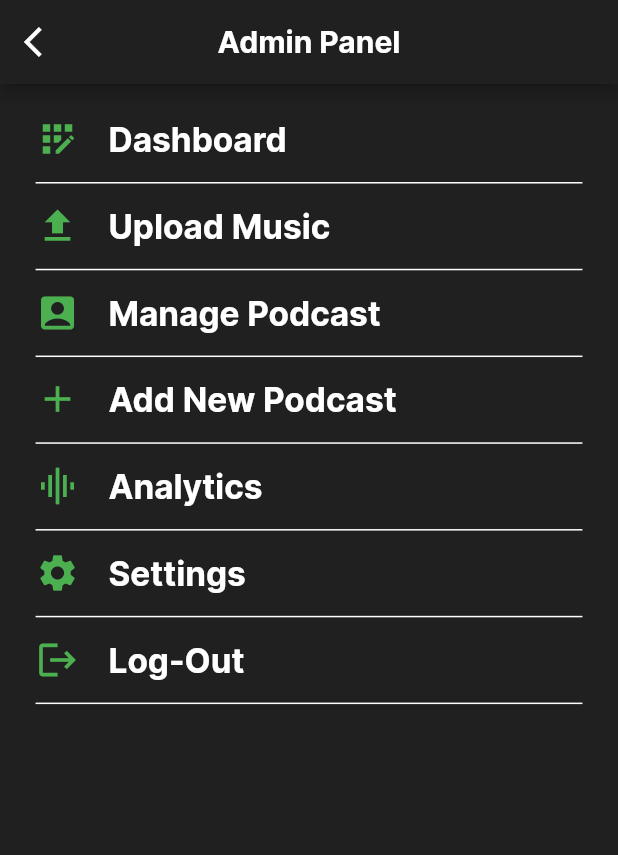
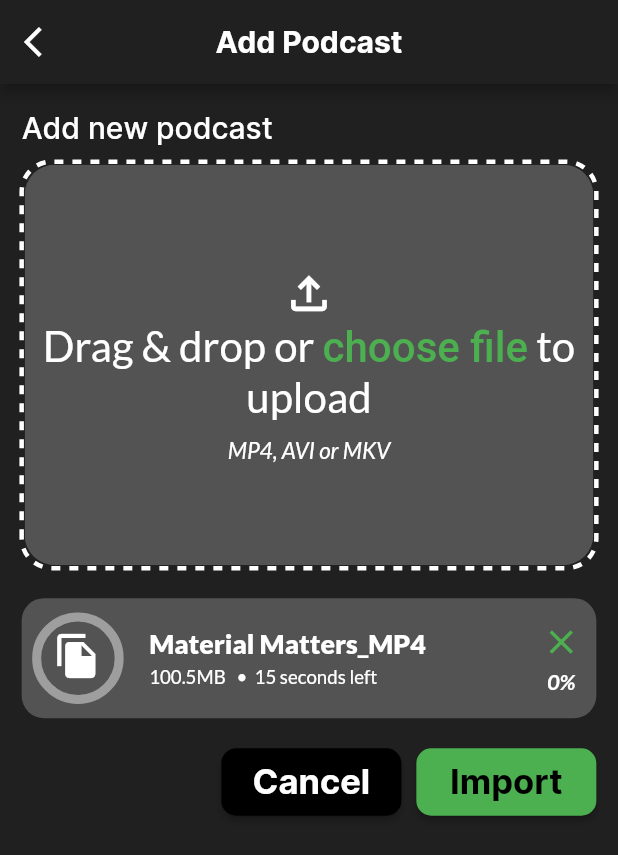
Before and after one commit to Kazman2222/music_playlist, a Flutter app: the adminPanel screen opened directly, after a tap on "Add New Podcast", on a phone screen of 412 x 824 dp. Shown: the top 855 px of the screen. Run offline on Flutter 3.47's test engine with Material 2 defaults, Android fonts, the phone set to English and light mode, and no system bars; drawn by our look-alikes of dotted_border; our stand-ins replace animated_text_kit, audioplayers, firebase_auth, firebase_core, flutter_screenutil, flutter_svg and 5 more; missing offline and left inert: audioplayers_web, biometric_fingerprint, cloud_firestore_web, firebase_auth_web, firebase_core_web, shared_preferences_web and 1 more; accounts and stored records are empty.

Commit message:
Created music page.....

```diff
--- /dev/null
+++ b/lib/adminPanel/add_podcast.dart
@@ -0,0 +1,354 @@
+import 'package:audio_playlist/constants.dart';
+import 'package:dotted_border/dotted_border.dart';
+import 'package:flutter/material.dart';
+import 'package:flutter_screenutil/flutter_screenutil.dart';
+import 'package:google_fonts/google_fonts.dart';
+
+import '../components/buttons.dart';
+
+class AddPodcast extends StatefulWidget {
+  const AddPodcast({Key? key}) : super(key: key);
+
+  @override
+  State<AddPodcast> createState() => _AddPodcastState();
+}
+
+class _AddPodcastState extends State<AddPodcast> with TickerProviderStateMixin {
+  double size = 100.5;
+  int time = 15;
+  String timing = 'seconds';
+  int percent = 0;
+  bool tap = false;
+
+  late AnimationController controls;
+
+  void hitInstance() {
+    // late AnimationController controls;
+    // TODO: implement initState
+    // super.initState();
+    setState(() {
+      tap = true;
+    });
+
+    controls = AnimationController(
+      vsync: this,
+      duration: const Duration(seconds: 20),
+      upperBound: 1,
+      // animation doesn't need a Bound!
+    );
+
+    controls.forward();
+
+    controls.addListener(() {
+      setState(() {});
+      print(controls.value);
+    });
+  }
+
+  void cancelInstance() {
+    // late AnimationController controls;
+    // TODO: implement initState
+    // super.initState();
+    setState(() {
+      tap = false;
+    });
+    print('I WAS PRESSED');
+
+    // void dispose() {
+    //   controls.dispose();
+    //   super.dispose();
+    // }
+    //
+    // dispose();
+  }
+
+  @override
+  void dispose() {
+    controls.dispose();
+    super.dispose();
+  }
+
+  @override
+  Widget build(BuildContext context) {
+    double value = tap ? controls.value : 0.0;
+    double per = value * 100;
+    int percentage = per.toInt();
+    return Scaffold(
+      backgroundColor: kBackGroundColour,
+      appBar: buildAppBars(
+        text: 'Add Podcast',
+        onTap: () => Navigator.pop(context),
+      ),
+      body: SingleChildScrollView(
+        child: Padding(
+          padding: EdgeInsets.symmetric(vertical: 20.h, horizontal: 15.w),
+          child: Column(
+            // mainAxisAlignment: MainAxisAlignment.start,
+            crossAxisAlignment: CrossAxisAlignment.start,
+            children: [
+              const Text(
+                'Add new podcast',
+                // textAlign: TextAlign.start,
+                style: TextStyle(
+                  fontWeight: FontWeight.w500,
+                  fontSize: 20,
+                  color: Colors.white,
+                ),
+              ),
+              const SizedBox(
+                height: 10,
+              ),
+              // CircularProgressIndicator(
+              //   value: 0.3,
+              //   color: Colors.greenAccent, //<-- SEE HERE
+              //   backgroundColor: Colors.grey, //<-- SEE HERE
+              // ),
+              Center(
+                child: DottedBorder(
+                  // Color color = Colors.black,
+                  // double strokeWidth = 1,
+                  // BorderType borderType = BorderType.Rect,
+                  // List  dashPattern = const  [3, 1],
+                  // EdgeInsets padding = const EdgeInsets.all(2),
+                  // EdgeInsets borderPadding = EdgeInsets.zero,
+                  // Radius radius = const Radius.circular(0),
+                  // StrokeCap strokeCap = StrokeCap.butt,
+                  borderType: BorderType.RRect,
+                  radius: const Radius.circular(20),
+                  strokeWidth: 3,
+                  color: Colors.white,
+                  strokeCap: StrokeCap.butt,
+                  dashPattern: const [6, 6],
+                  child: ClipRRect(
+                    borderRadius: BorderRadius.circular(20),
+                    child: Container(
+                      width: double.infinity,
+                      height: 300.h,
+                      color: const Color(0xff535353),
+                      padding: const EdgeInsets.symmetric(horizontal: 10.0),
+                      // decoration: BoxDecoration(
+                      //   color: const Color(0xff535353),
+                      //   borderRadius: BorderRadius.circular(20),
+                      //   border: Border.all(
+                      //     width: 3.0,
+                      //     style: BorderStyle.solid,
+                      //     color: Colors.white,
+                      //   ),
+                      // ),
+                      child: Center(
+                        child: SizedBox(
+                          child: Column(
+                            mainAxisAlignment: MainAxisAlignment.center,
+                            children: [
+                              Icon(
+                                Icons.file_upload_outlined,
+                                color: Colors.white,
+                                size: 40.sp,
+                              ),
+                              RichText(
+                                textAlign: TextAlign.center,
+                                text: TextSpan(
+                                  text: 'Drag & drop or ',
+                                  style: GoogleFonts.lato(
+                                      fontSize: 28,
+                                      fontWeight: FontWeight.w500,
+                                      fontStyle: FontStyle.normal,
+                                      color: Colors.white),
+                                  children: const <TextSpan>[
+                                    TextSpan(
+                                      text: 'choose file',
+                                      style: TextStyle(color: Colors.green),
+                                    ),
+                                    TextSpan(text: ' to upload'),
+                                  ],
+                                ),
+                              ),
+                              const SizedBox(
+                                height: 10,
+                              ),
+                              Text(
+                                'MP4, AVI or MKV',
+                                textAlign: TextAlign.center,
+                                style: GoogleFonts.lato(
+                                    fontSize: 15,
+                                    fontWeight: FontWeight.w500,
+                                    fontStyle: FontStyle.italic,
+                                    color: Colors.white),
+                              ),
+                            ],
+                          ),
+                        ),
+                      ),
+                    ),
+                  ),
+                ),
+              ),
+              const SizedBox(
+                height: 20,
+              ),
+              Container(
+                decoration: const BoxDecoration(
+                  color: Color(0xff535353),
+                  borderRadius: BorderRadius.all(
+                    Radius.circular(15),
+                  ),
+                ),
+                width: double.infinity,
+                height: 90.h,
+                child: Padding(
+                  padding: const EdgeInsets.all(10.0),
+                  child: Row(
+                      mainAxisAlignment: MainAxisAlignment.spaceBetween,
+                      crossAxisAlignment: CrossAxisAlignment.center,
+                      children: [
+                        SizedBox(
+                          child: Row(
+                            // mainAxisAlignment: MainAxisAlignment.spaceBetween,
+                            crossAxisAlignment: CrossAxisAlignment.center,
+                            children: [
+                              percentage == 100
+                                  ? SizedBox(
+                                      height: 55,
+                                      width: 55,
+                                      child: Image.asset(
+                                        'assets/pics/check.png',
+                                      ),
+                                    )
+                                  : Stack(
+                                      children: [
+                                        SizedBox(
+                                          height: 55,
+                                          width: 55,
+                                          child: CircularProgressIndicator(
+                                            value: value,
+                                            strokeWidth: 6.0,
+                                            color: Colors
+                                                .greenAccent, //<-- SEE HERE
+                                            backgroundColor:
+                                                Colors.grey, //<-- SEE HERE
+                                          ),
+                                        ),
+                                        const Positioned(
+                                          top: 10,
+                                          left: 11,
+                                          child: Icon(
+                                            Icons.file_copy,
+                                            color: Colors.white,
+                                            size: 32,
+                                          ),
+                                        ),
+                                      ],
+                                    ),
+                              const SizedBox(
+                                width: 20,
+                              ),
+                              Column(
+                                mainAxisAlignment: MainAxisAlignment.center,
+                                crossAxisAlignment: CrossAxisAlignment.start,
+                                children: [
+                                  Text(
+                                    'Material Matters_MP4',
+                                    style: GoogleFonts.lato(
+                                        fontSize: 20.sp,
+                                        fontWeight: FontWeight.w800,
+                                        fontStyle: FontStyle.normal,
+                                        color: Colors.white),
+                                  ),
+                                  const SizedBox(
+                                    height: 5,
+                                  ),
+                                  Text(
+                                    '${size}MB   •  $time $timing left',
+                                    style: GoogleFonts.lato(
+                                        fontSize: 14.sp,
+                                        fontWeight: FontWeight.w500,
+                                        fontStyle: FontStyle.normal,
+                                        color: Colors.white),
+                                  ),
+                                ],
+                              ),
+                            ],
+                          ),
+                        ),
+                        Column(
+                          mainAxisAlignment: MainAxisAlignment.center,
+                          children: [
+                            percentage == 100
+                                ? const SizedBox()
+                                : Icon(
+                                    Icons.close,
+                                    size: 30.sp,
+                                    color: Colors.green,
+                                  ),
+                            const SizedBox(
+                              height: 5,
+                            ),
+                            Text(
+                              '$percentage%',
+                              style: GoogleFonts.lato(
+                                  fontSize: percentage == 100 ? 20.sp : 16.sp,
+                                  fontWeight: percentage == 100
+                                      ? FontWeight.w900
+                                      : FontWeight.w700,
+                                  fontStyle: FontStyle.italic,
+                                  color: Colors.white),
+                            ),
+                          ],
+                        )
+                      ]),
+                ),
+              ),
+              const SizedBox(
+                height: 20,
+              ),
+              Row(
+                mainAxisAlignment: MainAxisAlignment.end,
+                children: [
+                  SizedBox(
+                    width: 120,
+                    height: 45,
+                    child: ElevatedButton(
+                      style: ElevatedButton.styleFrom(
+                          shape: RoundedRectangleBorder(
+                              borderRadius: BorderRadius.circular(10)),
+                          primary: Colors.black),
+                      onPressed: (() => cancelInstance()),
+                      child: const Text(
+                        'Cancel',
+                        style: TextStyle(
+                            color: Colors.white,
+                            fontSize: 23,
+                            fontWeight: FontWeight.bold),
+                      ),
+                    ),
+                  ),
+                  const SizedBox(
+                    width: 10,
+                  ),
+                  SizedBox(
+                    width: 120,
+                    height: 45,
+                    child: ElevatedButton(
+                      style: ElevatedButton.styleFrom(
+                          shape: RoundedRectangleBorder(
+                              borderRadius: BorderRadius.circular(10)),
+                          primary: Colors.green),
+                      onPressed: (() => hitInstance()),
+                      child: const Text(
+                        'Import',
+                        style: TextStyle(
+                            color: Colors.black,
+                            fontSize: 23,
+                            fontWeight: FontWeight.bold),
+                      ),
+                    ),
+                  ),
+                ],
+              )
+            ],
+          ),
+        ),
+      ),
+    );
+  }
+}
--- a/lib/adminPanel/admin_panel.dart
+++ b/lib/adminPanel/admin_panel.dart
@@ -61,7 +61,7 @@ class _MyWidgetState extends State<adminPanel> {
                       icon1: Icons.add,
                       text1: 'Add New Podcast',
                       onTap: () {
-                        null;
+                        Navigator.pushNamed(context, '/addPodcast');
                       },
                     ),
                     buildPadding(),
--- a/lib/routes/routes.dart
+++ b/lib/routes/routes.dart
@@ -1,3 +1,4 @@
+import 'package:audio_playlist/adminPanel/add_podcast.dart';
 import 'package:audio_playlist/artistesdetails/artiste_profile.dart';
 import 'package:audio_playlist/audiio_player.dart';
 import 'package:audio_playlist/bottomnavigationbar/bottomnavigationbar.dart';
@@ -22,6 +23,7 @@ class routeManager {
   static const String onboarding1 = '/onboard1';
   static const String onboarding2 = '/onboard2';
   static const String onboarding3 = '/onboard3';
+  static const String addPodcast = '/addPodcast';
   // PremiumSub
   static Route<dynamic> routeSettings(RouteSettings settings) {
     switch (settings.name) {
@@ -41,6 +43,8 @@ class routeManager {
         return MaterialPageRoute(builder: ((context) => const Onboarding2()));
       case onboarding3:
         return MaterialPageRoute(builder: ((context) => const Onboarding3()));
+      case addPodcast:
+        return MaterialPageRoute(builder: ((context) => const AddPodcast()));
       default:
         throw const FormatException('no route found');
     }
--- a/pubspec.yaml
+++ b/pubspec.yaml
@@ -52,6 +52,7 @@ dependencies:
   vibration: ^1.7.5
   animated_text_kit: ^4.2.2
   page_transition: ^2.0.9
+  dotted_border: ^2.0.0+3
 
 dev_dependencies:
   flutter_test:
```
Also changed, not shown: lib/audio/current_play.dart (added, +208 -0 lines), lib/home/playlist.dart (+8 -4 lines), lib/popUps/audiencefeeds.dart (+11 -4 lines), assets/pics/headphones.jpg (added), pubspec.lock.
